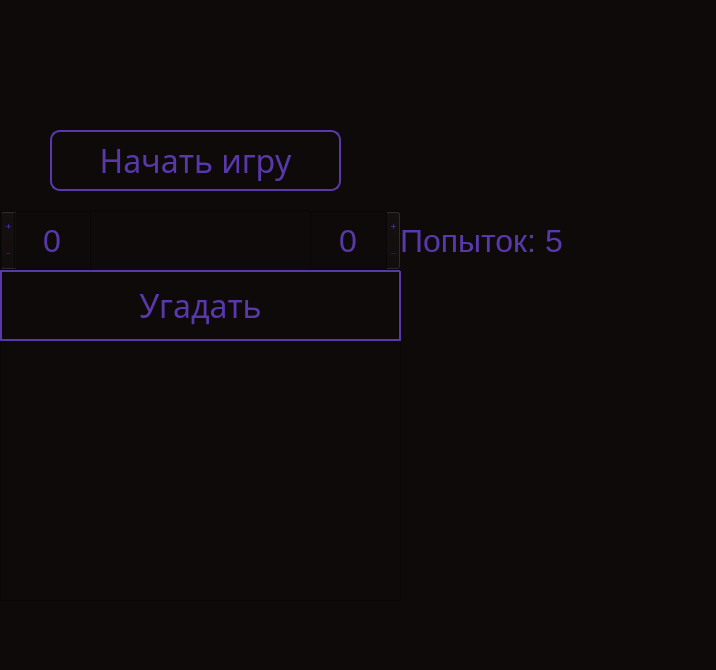
Above: game_screen.ui from Glebadelo/numgame1 before the change. Below: the same form after it.
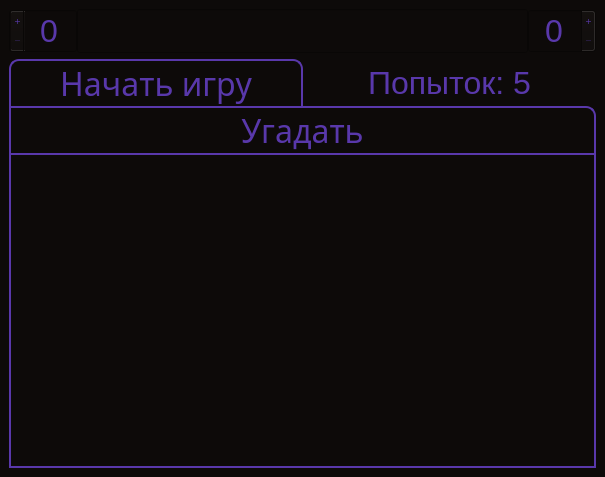
That is the form after the change.

Commit message: Окна адаптивны. Немного доработано окно игры. Добавлены кнопки возврата

Patch:
```diff
--- a/game_screen.ui
+++ b/game_screen.ui
@@ -6,8 +6,8 @@
    <rect>
     <x>0</x>
     <y>0</y>
-    <width>716</width>
-    <height>670</height>
+    <width>605</width>
+    <height>477</height>
    </rect>
   </property>
   <property name="windowTitle">
@@ -37,15 +37,14 @@
 	color: rgb(89, 56, 171);
 }</string>
      </property>
+     <layout class="QVBoxLayout" name="verticalLayout_2">
+      <item>
+       <layout class="QHBoxLayout" name="horizontalLayout">
+        <property name="spacing">
+         <number>0</number>
+        </property>
+        <item>
      <widget class="QSpinBox" name="spinBox_left">
-      <property name="geometry">
-       <rect>
-        <x>0</x>
-        <y>210</y>
-        <width>91</width>
-        <height>61</height>
-       </rect>
-      </property>
       <property name="font">
        <font>
         <family>Segoe UI</family>
@@ -62,37 +61,9 @@
        <enum>QAbstractSpinBox::PlusMinus</enum>
       </property>
      </widget>
-     <widget class="QSpinBox" name="spinBox_right">
-      <property name="geometry">
-       <rect>
-        <x>310</x>
-        <y>210</y>
-        <width>91</width>
-        <height>61</height>
-       </rect>
-      </property>
-      <property name="font">
-       <font>
-        <family>Segoe UI</family>
-        <pointsize>24</pointsize>
-       </font>
-      </property>
-      <property name="alignment">
-       <set>Qt::AlignCenter</set>
-      </property>
-      <property name="buttonSymbols">
-       <enum>QAbstractSpinBox::PlusMinus</enum>
-      </property>
-     </widget>
+        </item>
+        <item>
      <widget class="QLineEdit" name="answer_line">
-      <property name="geometry">
-       <rect>
-        <x>90</x>
-        <y>210</y>
-        <width>221</width>
-        <height>61</height>
-       </rect>
-      </property>
       <property name="font">
        <font>
         <family>Segoe UI</family>
@@ -108,55 +79,32 @@
        <set>Qt::AlignCenter</set>
       </property>
      </widget>
-     <widget class="QTextBrowser" name="textBrowser">
-      <property name="geometry">
-       <rect>
-        <x>0</x>
-        <y>340</y>
-        <width>401</width>
-        <height>261</height>
-       </rect>
-      </property>
-     </widget>
-     <widget class="QPushButton" name="answer_btn">
-      <property name="geometry">
-       <rect>
-        <x>0</x>
-        <y>270</y>
-        <width>401</width>
-        <height>71</height>
-       </rect>
-      </property>
+        </item>
+        <item>
+         <widget class="QSpinBox" name="spinBox_right">
       <property name="font">
        <font>
-        <family>Segoe UI Semibold</family>
+            <family>Segoe UI</family>
         <pointsize>24</pointsize>
        </font>
       </property>
-      <property name="cursor">
-       <cursorShape>PointingHandCursor</cursorShape>
-      </property>
-      <property name="styleSheet">
-       <string notr="true">background-color: rgb(13, 10, 9);
-color: rgb(89, 56, 171);
-border-style: solid;
-border-width: 2px;
-
-border-color: rgb(89, 56, 171);</string>
-      </property>
-      <property name="text">
-       <string>Угадать</string>
-      </property>
-     </widget>
+          <property name="alignment">
+           <set>Qt::AlignCenter</set>
+          </property>
+          <property name="buttonSymbols">
+           <enum>QAbstractSpinBox::PlusMinus</enum>
+          </property>
+         </widget>
+        </item>
+       </layout>
+      </item>
+      <item>
+       <layout class="QGridLayout" name="gridLayout">
+        <property name="spacing">
+         <number>0</number>
+        </property>
+        <item row="0" column="0">
      <widget class="QPushButton" name="startGame_btn_2">
-      <property name="geometry">
-       <rect>
-        <x>50</x>
-        <y>130</y>
-        <width>291</width>
-        <height>61</height>
-       </rect>
-      </property>
       <property name="font">
        <font>
         <family>Segoe UI Semibold</family>
@@ -172,21 +120,18 @@
 border-style: solid;
 border-width: 2px;
 border-radius: 10;
-border-color: rgb(89, 56, 171);</string>
+border-color: rgb(89, 56, 171);
+border-bottom-left-radius: 0px;
+border-bottom-right-radius: 0px;
+border-bottom: none;</string>
       </property>
       <property name="text">
        <string>Начать игру</string>
       </property>
      </widget>
+        </item>
+        <item row="0" column="1">
      <widget class="QLabel" name="attempts_label">
-      <property name="geometry">
-       <rect>
-        <x>400</x>
-        <y>210</y>
-        <width>181</width>
-        <height>61</height>
-       </rect>
-      </property>
       <property name="font">
        <font>
         <family>Segoe UI</family>
@@ -196,7 +141,48 @@
       <property name="text">
        <string>Попыток: 5</string>
       </property>
-     </widget>
+          <property name="alignment">
+           <set>Qt::AlignCenter</set>
+          </property>
+         </widget>
+        </item>
+        <item row="1" column="0" colspan="2">
+         <widget class="QPushButton" name="answer_btn">
+          <property name="font">
+           <font>
+            <family>Segoe UI Semibold</family>
+            <pointsize>24</pointsize>
+           </font>
+          </property>
+          <property name="cursor">
+           <cursorShape>PointingHandCursor</cursorShape>
+          </property>
+          <property name="styleSheet">
+           <string notr="true">background-color: rgb(13, 10, 9);
+color: rgb(89, 56, 171);
+border-style: solid;
+border-width: 2px;
+border-color: rgb(89, 56, 171);
+border-top-right-radius: 10px;
+border-bottom: none;</string>
+          </property>
+          <property name="text">
+           <string>Угадать</string>
+          </property>
+         </widget>
+        </item>
+        <item row="2" column="0" colspan="2">
+         <widget class="QTextBrowser" name="textBrowser">
+          <property name="styleSheet">
+           <string notr="true">border-style: solid;
+border-width: 2px;
+border-color: rgb(89, 56, 171);</string>
+          </property>
+         </widget>
+        </item>
+       </layout>
+      </item>
+     </layout>
     </widget>
    </item>
   </layout>
```
Lines whose indentation alone changed are shown as unchanged. The commit also changes 7 other files.
